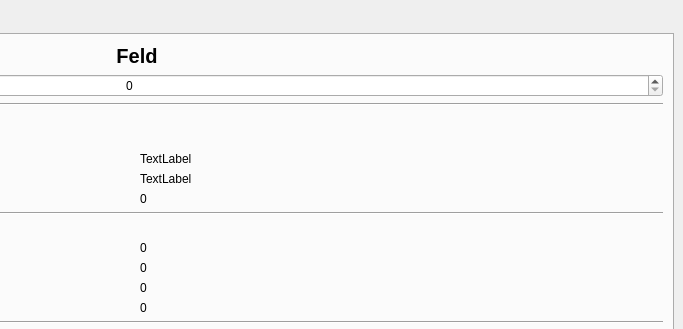
This is src/ui/GameUI.ui in lstoffer/Age-of-Empires as Qt 5 draws it before an edit; both pictures show x 409 to 1092 and y 0 to 329 of the 1092 by 1024 pixel window. The edited form follows.
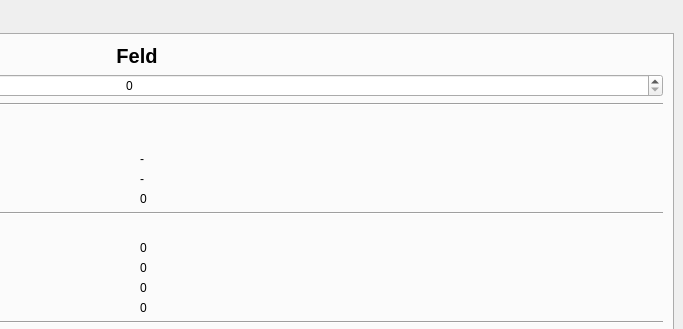
This is the edited form. The open tabs and pages were chosen to show the change.

Commit message: even more gui element renaming

Patch:
```diff
--- a/src/ui/GameUI.ui
+++ b/src/ui/GameUI.ui
@@ -2215,7 +2215,7 @@
           <item row="2" column="1">
            <widget class="QLabel" name="label_7">
             <property name="text">
-             <string>TextLabel</string>
+             <string>-</string>
             </property>
            </widget>
           </item>
@@ -2264,7 +2264,7 @@
           <item row="1" column="1">
            <widget class="QLabel" name="label_6">
             <property name="text">
-             <string>TextLabel</string>
+             <string>-</string>
             </property>
            </widget>
           </item>
```
Left out of the diff: 34 changed lines with no effect on the pictures. The commit also changes 1 other file.
